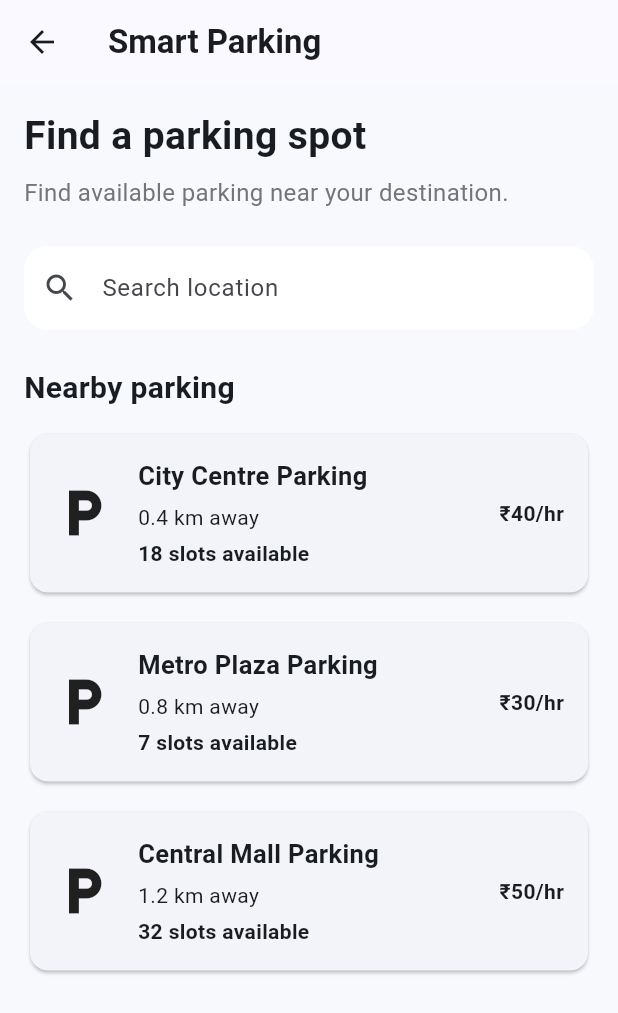
After one commit to vedha-v/Roadwise-Smart-Transportation-System, a Flutter app: the screen it shows after launch, after a tap on "Parking", on a phone screen of 412 x 824 dp. The commit adds this screen. Shown: the top 1013 px of the screen. Run offline on Flutter 3.47's test engine with Material 3 defaults, Android fonts, the phone set to English and light mode, and no system bars.

Commit message:
feat:parking screen active

```diff
--- a/lib/app/app.dart
+++ b/lib/app/app.dart
@@ -4,6 +4,8 @@ import '../screens/home/home_page.dart';
 import '../screens/explore/explore_page.dart';
 import '../screens/bookings/bookings_page.dart';
 import '../screens/profile/profile_page.dart';
+
+
 
 class RoadWiseApp extends StatelessWidget {
   const RoadWiseApp({super.key});
--- a/lib/screens/home/home_page.dart
+++ b/lib/screens/home/home_page.dart
@@ -1,4 +1,5 @@
 import 'package:flutter/material.dart';
+import '../../screens/parking/parking_page.dart';
 
 class HomePage extends StatelessWidget {
   const HomePage({super.key});
@@ -70,6 +71,14 @@ class HomePage extends StatelessWidget {
                   child: _QuickAction(
                     icon: Icons.local_parking,
                     label: 'Parking',
+                    onTap: () {
+                      Navigator.push(
+                        context,
+                        MaterialPageRoute(
+                          builder: (context) => const ParkingPage(),
+                        ),
+                      );
+                    },
                   ),
                 ),
                 const SizedBox(width: 12),
@@ -189,15 +198,20 @@ class HomePage extends StatelessWidget {
 class _QuickAction extends StatelessWidget {
   final IconData icon;
   final String label;
+  final VoidCallback? onTap;
 
   const _QuickAction({
     required this.icon,
     required this.label,
+    this.onTap
   });
 
   @override
   Widget build(BuildContext context) {
     return Card(
+      child: InkWell(
+      onTap: onTap,
+      borderRadius: BorderRadius.circular(12),
       child: Padding(
         padding: const EdgeInsets.symmetric(vertical: 20),
         child: Column(
@@ -208,11 +222,12 @@ class _QuickAction extends StatelessWidget {
               label,
               style: const TextStyle(
                 fontWeight: FontWeight.w600,
+                ),
               ),
-            ),
-          ],
+            ],
+          ),
         ),
-      ),
+      )
     );
   }
 }
--- /dev/null
+++ b/lib/screens/parking/parking_page.dart
@@ -0,0 +1,164 @@
+import 'package:flutter/material.dart';
+
+class ParkingPage extends StatelessWidget {
+  const ParkingPage({super.key});
+
+  @override
+  Widget build(BuildContext context) {
+    return Scaffold(
+      appBar: AppBar(
+        title: const Text(
+          'Smart Parking',
+          style: TextStyle(
+            fontWeight: FontWeight.bold,
+          ),
+        ),
+      ),
+      body: Padding(
+        padding: const EdgeInsets.all(16),
+        child: Column(
+          crossAxisAlignment: CrossAxisAlignment.start,
+          children: [
+            const Text(
+              'Find a parking spot',
+              style: TextStyle(
+                fontSize: 26,
+                fontWeight: FontWeight.bold,
+              ),
+            ),
+
+            const SizedBox(height: 8),
+
+            Text(
+              'Find available parking near your destination.',
+              style: TextStyle(
+                fontSize: 16,
+                color: Colors.grey.shade600,
+              ),
+            ),
+
+            const SizedBox(height: 24),
+
+            TextField(
+              decoration: InputDecoration(
+                hintText: 'Search location',
+                prefixIcon: const Icon(Icons.search),
+                filled: true,
+                fillColor: Colors.white,
+                border: OutlineInputBorder(
+                  borderRadius: BorderRadius.circular(16),
+                  borderSide: BorderSide.none,
+                ),
+              ),
+            ),
+
+            const SizedBox(height: 24),
+
+            const Text(
+              'Nearby parking',
+              style: TextStyle(
+                fontSize: 20,
+                fontWeight: FontWeight.bold,
+              ),
+            ),
+
+            const SizedBox(height: 12),
+
+            const _ParkingCard(
+              name: 'City Centre Parking',
+              distance: '0.4 km',
+              availableSlots: 18,
+              price: '₹40/hr',
+            ),
+
+            const SizedBox(height: 12),
+
+            const _ParkingCard(
+              name: 'Metro Plaza Parking',
+              distance: '0.8 km',
+              availableSlots: 7,
+              price: '₹30/hr',
+            ),
+
+            const SizedBox(height: 12),
+
+            const _ParkingCard(
+              name: 'Central Mall Parking',
+              distance: '1.2 km',
+              availableSlots: 32,
+              price: '₹50/hr',
+            ),
+          ],
+        ),
+      ),
+    );
+  }
+}
+
+class _ParkingCard extends StatelessWidget {
+  final String name;
+  final String distance;
+  final int availableSlots;
+  final String price;
+
+  const _ParkingCard({
+    required this.name,
+    required this.distance,
+    required this.availableSlots,
+    required this.price,
+  });
+
+  @override
+  Widget build(BuildContext context) {
+    return Card(
+      child: Padding(
+        padding: const EdgeInsets.all(16),
+        child: Row(
+          children: [
+            const Icon(
+              Icons.local_parking,
+              size: 40,
+            ),
+
+            const SizedBox(width: 16),
+
+            Expanded(
+              child: Column(
+                crossAxisAlignment: CrossAxisAlignment.start,
+                children: [
+                  Text(
+                    name,
+                    style: const TextStyle(
+                      fontSize: 17,
+                      fontWeight: FontWeight.bold,
+                    ),
+                  ),
+
+                  const SizedBox(height: 6),
+
+                  Text('$distance away'),
+
+                  const SizedBox(height: 4),
+
+                  Text(
+                    '$availableSlots slots available',
+                    style: const TextStyle(
+                      fontWeight: FontWeight.w600,
+                    ),
+                  ),
+                ],
+              ),
+            ),
+
+            Text(
+              price,
+              style: const TextStyle(
+                fontWeight: FontWeight.bold,
+              ),
+            ),
+          ],
+        ),
+      ),
+    );
+  }
+}
```
